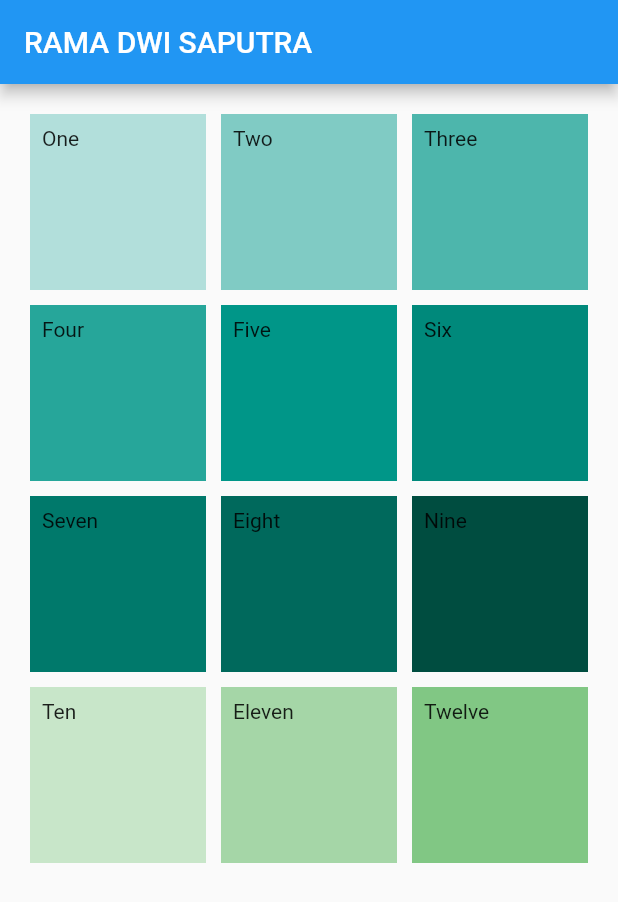
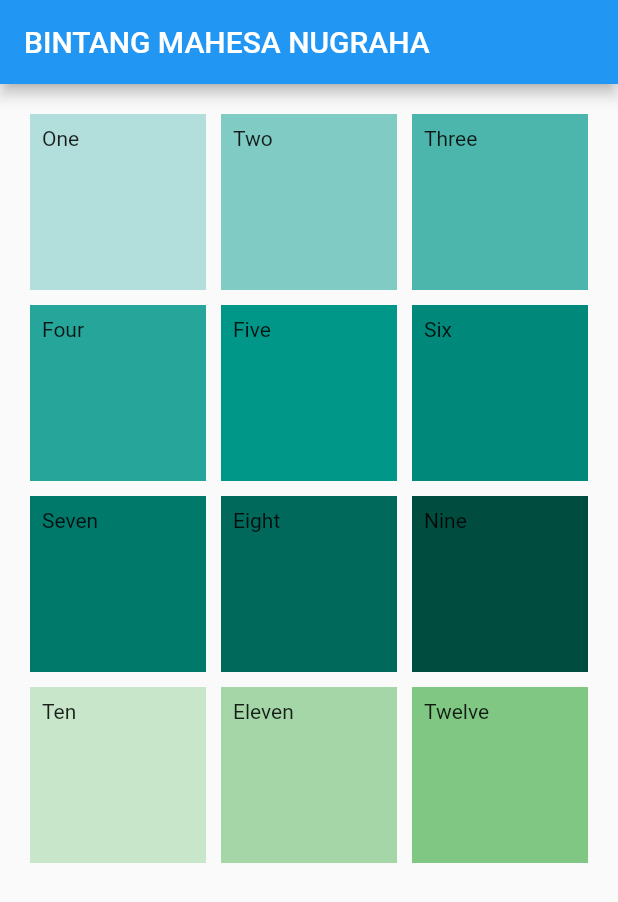
Before and after one commit to ramadwisaputraa/UTS_191011401273, a Flutter app: the screen it shows after launch, on a phone screen of 412 x 824 dp. Shown: the top 902 px of the screen. Run offline on Flutter 3.47's test engine with Material 2 defaults, Android fonts, the phone set to English and light mode, and no system bars.

Commit message:
initial commit

```diff
--- a/lib/main.dart
+++ b/lib/main.dart
@@ -5,7 +5,7 @@ void main() => runApp(MyApp());
 class MyApp extends StatelessWidget {
   @override
   Widget build(BuildContext context) {
-    final title = 'RAMA DWI SAPUTRA';
+    final title = 'BINTANG MAHESA NUGRAHA';
 
     return MaterialApp(
       title: title,
```
